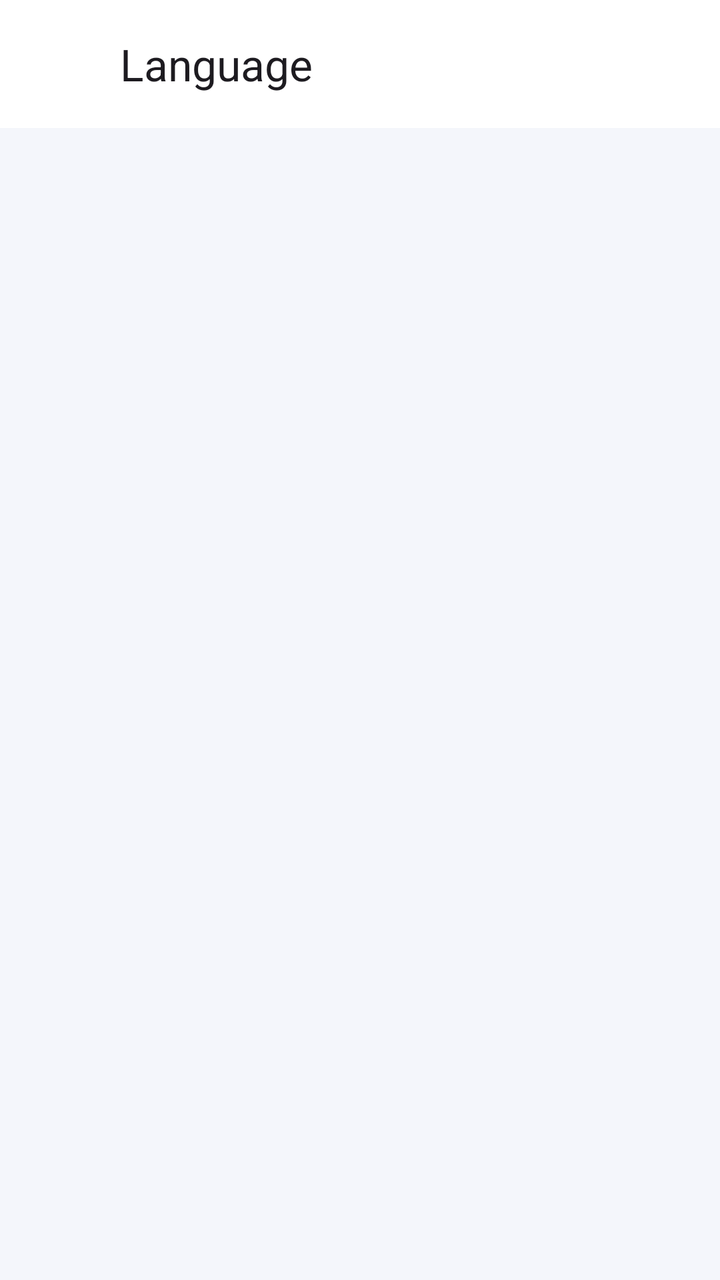
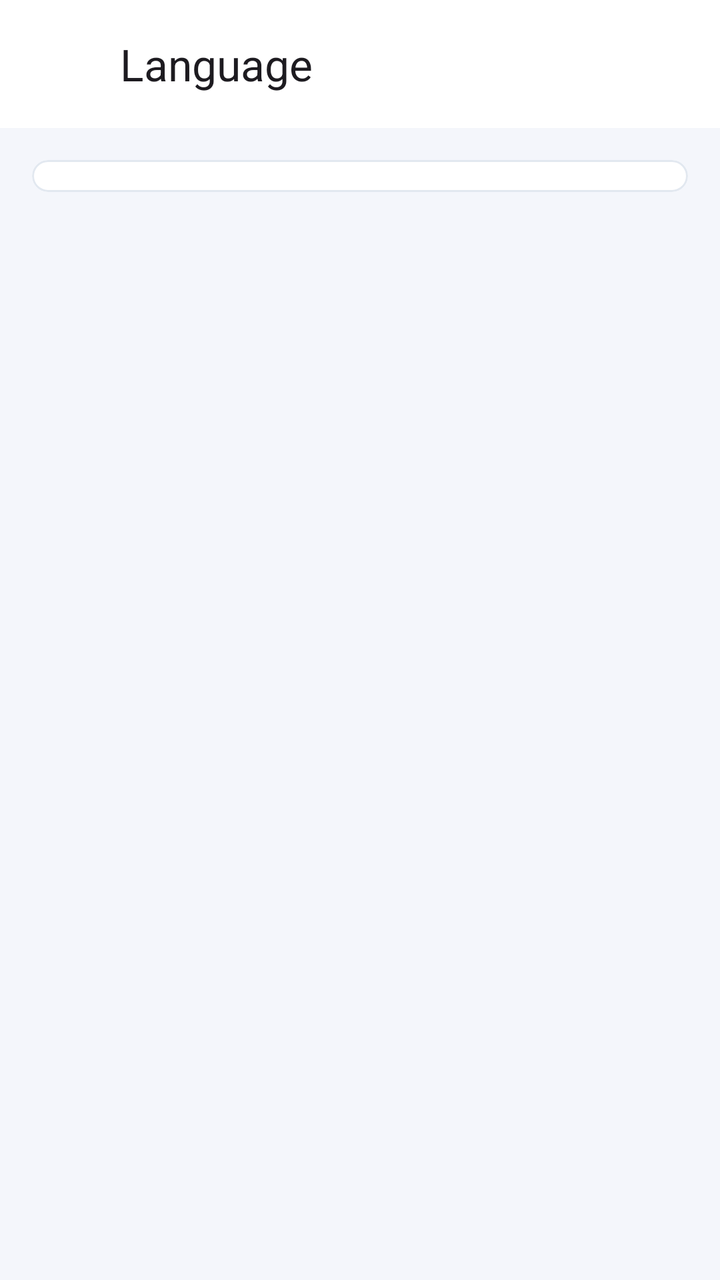

An Android layout rendered at two revisions. The XML below is the earlier revision; the diff shows what the commit changed to produce the second picture.
<!-- AndroidManifest.xml: application theme Theme.NexaChat -->
<!-- res/layout/fragment_language_settings.xml -->
<?xml version="1.0" encoding="utf-8"?>
<LinearLayout xmlns:android="http://schemas.android.com/apk/res/android"
    xmlns:app="http://schemas.android.com/apk/res-auto"
    android:layout_width="match_parent"
    android:layout_height="match_parent"
    android:background="?android:attr/colorBackground"
    android:orientation="vertical">
    <com.google.android.material.appbar.MaterialToolbar
        android:id="@+id/languageToolbar"
        android:layout_width="match_parent"
        android:layout_height="?attr/actionBarSize"
        android:background="?attr/colorSurface"
        app:navigationContentDescription="@string/cd_back"
        app:navigationIcon="@drawable/ic_arrow_back"
        app:title="@string/settings_language" />
    <RadioGroup
        android:id="@+id/languageOptions"
        android:layout_width="match_parent"
        android:layout_height="0dp"
        android:layout_weight="1"
        android:orientation="vertical"
        android:paddingHorizontal="16dp"
        android:paddingVertical="8dp" />
</LinearLayout>
<!-- resources referenced by this layout -->
<resources>
  <string name="cd_back">Back</string>
  <string name="settings_language">Language</string>
  <style name="Theme.NexaChat" parent="Theme.NexaChat.Views" />
  <color name="colorPrimary">@color/brand_indigo</color>
  <color name="colorOnPrimary">#FFFFFFFF</color>
  <color name="colorPrimaryContainer">@color/brand_indigo_container</color>
  <color name="colorOnPrimaryContainer">@color/brand_on_indigo_container</color>
  <color name="colorSecondary">@color/slate_secondary</color>
  <color name="colorOnSecondary">#FFFFFFFF</color>
  <color name="colorSecondaryContainer">@color/slate_secondary_container</color>
  <color name="colorOnSecondaryContainer">@color/slate_on_secondary_container</color>
  <color name="colorTertiary">@color/tertiary_sky</color>
  <color name="colorOnTertiary">#FFFFFFFF</color>
  <color name="colorTertiaryContainer">@color/tertiary_sky_container</color>
  <color name="colorOnTertiaryContainer">@color/tertiary_on_sky_container</color>
  <color name="colorError">@color/error_red</color>
  <color name="colorOnError">#FFFFFFFF</color>
  <color name="colorErrorContainer">@color/error_container_light</color>
  <color name="colorOnErrorContainer">@color/on_error_container_light</color>
  <color name="colorBackground">@color/background_light</color>
  <color name="colorOnBackground">@color/text_primary_light</color>
  <color name="colorSurface">@color/surface_light</color>
  <color name="colorOnSurface">@color/text_primary_light</color>
  <color name="colorSurfaceVariant">@color/surface_variant_light</color>
  <color name="surface_container_low_light">#FFFFFFFF</color>
  <color name="surface_container_light">#FFF1F5F9</color>
  <color name="surface_container_high_light">#FFE8EEF5</color>
  <color name="colorOnSurfaceVariant">@color/text_secondary_light</color>
  <color name="colorOutline">@color/slate_border</color>
  <color name="colorOutlineVariant">@color/slate_divider</color>
  <style name="TextAppearance.NexaChat.TitleLarge" parent="TextAppearance.Material3.TitleLarge" />
  <style name="TextAppearance.NexaChat.TitleMedium" parent="TextAppearance.Material3.TitleMedium" />
  <style name="TextAppearance.NexaChat.TitleSmall" parent="TextAppearance.Material3.TitleSmall" />
  <style name="TextAppearance.NexaChat.BodyLarge" parent="TextAppearance.Material3.BodyLarge" />
  <style name="TextAppearance.NexaChat.BodyMedium" parent="TextAppearance.Material3.BodyMedium" />
  <style name="TextAppearance.NexaChat.BodySmall" parent="TextAppearance.Material3.BodySmall" />
  <style name="TextAppearance.NexaChat.LabelLarge" parent="TextAppearance.Material3.LabelLarge" />
  <style name="TextAppearance.NexaChat.LabelMedium" parent="TextAppearance.Material3.LabelMedium" />
  <style name="TextAppearance.NexaChat.LabelSmall" parent="TextAppearance.Material3.LabelSmall" />
  <color name="brand_indigo">#FF4F46E5</color>
  <color name="brand_indigo_container">#FFE0E7FF</color>
  <color name="brand_on_indigo_container">#FF1E1B4B</color>
  <color name="slate_secondary">#FF505F76</color>
  <color name="slate_secondary_container">#FFD0E1FB</color>
  <color name="slate_on_secondary_container">#FF1D283A</color>
  <color name="tertiary_sky">#FF0EA5E9</color>
  <color name="tertiary_sky_container">#FFBAE6FD</color>
  <color name="tertiary_on_sky_container">#FF0369A1</color>
  <color name="error_red">#FFBA1A1A</color>
  <color name="error_container_light">#FFFFDAD6</color>
  <color name="on_error_container_light">#FF93000A</color>
  <color name="background_light">#FFF4F6FB</color>
  <color name="text_primary_light">#FF0F172A</color>
  <color name="surface_light">#FFFFFFFF</color>
  <color name="surface_variant_light">#FFE8EEF5</color>
  <color name="text_secondary_light">#FF64748B</color>
  <color name="slate_border">#FFCBD5E1</color>
  <color name="slate_divider">#FFE2E8F0</color>
  <dimen name="min_touch_target">48dp</dimen>
  <dimen name="corner_sm">8dp</dimen>
  <dimen name="corner_md">12dp</dimen>
  <dimen name="corner_lg">16dp</dimen>
  <!-- unchanged entries left out for length: 9 -->
</resources>

<!-- the commit's change to res/layout/fragment_language_settings.xml (unified diff, before → after) -->
@@ -5,6 +5,7 @@
     android:layout_height="match_parent"
     android:background="?android:attr/colorBackground"
     android:orientation="vertical">
+
     <com.google.android.material.appbar.MaterialToolbar
         android:id="@+id/languageToolbar"
         android:layout_width="match_parent"
@@ -13,12 +14,23 @@
         app:navigationContentDescription="@string/cd_back"
         app:navigationIcon="@drawable/ic_arrow_back"
         app:title="@string/settings_language" />
-    <RadioGroup
-        android:id="@+id/languageOptions"
+
+    <com.google.android.material.card.MaterialCardView
         android:layout_width="match_parent"
-        android:layout_height="0dp"
-        android:layout_weight="1"
-        android:orientation="vertical"
-        android:paddingHorizontal="16dp"
-        android:paddingVertical="8dp" />
+        android:layout_height="wrap_content"
+        android:layout_margin="16dp"
+        app:cardBackgroundColor="?attr/colorSurface"
+        app:cardCornerRadius="20dp"
+        app:cardElevation="0dp"
+        app:strokeColor="?attr/colorOutlineVariant"
+        app:strokeWidth="1dp">
+
+        <RadioGroup
+            android:id="@+id/languageOptions"
+            android:layout_width="match_parent"
+            android:layout_height="wrap_content"
+            android:orientation="vertical"
+            android:paddingHorizontal="16dp"
+            android:paddingVertical="8dp" />
+    </com.google.android.material.card.MaterialCardView>
 </LinearLayout>
